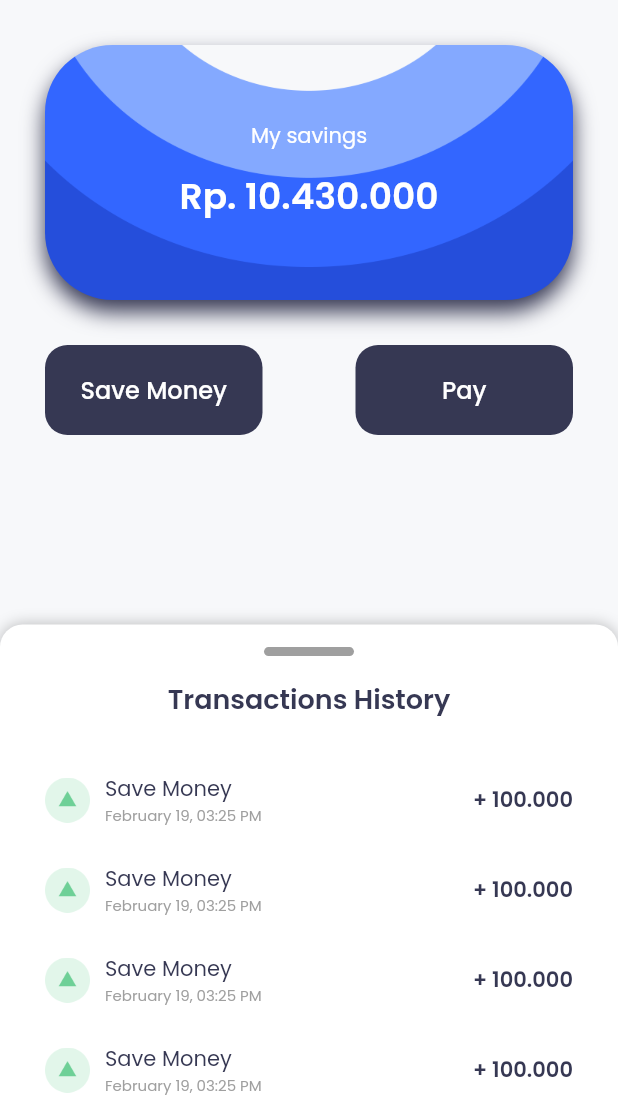
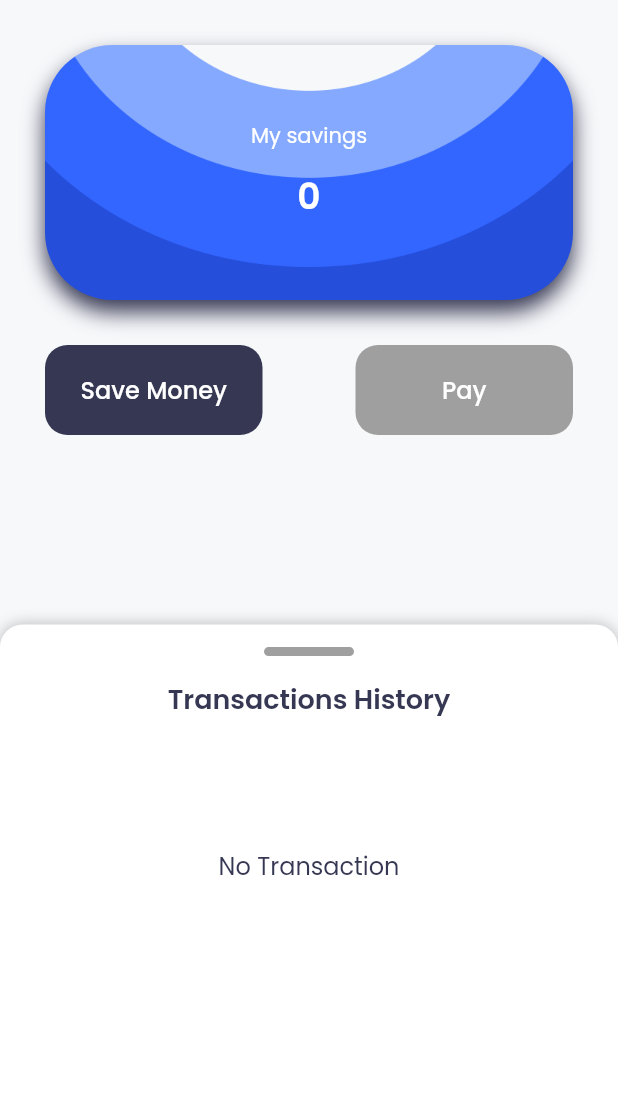
Before and after one commit to ibrahimmm999/money_tracker, a Flutter app: the screen it shows after launch, after a tap on "Let's go", on a phone screen of 412 x 824 dp, the part 117-1236 px from its top. Run offline on Flutter 3.47's test engine with Material 2 defaults, Android fonts, the phone set to English and light mode, and no system bars; drawn by our look-alikes of sliding_up_panel; our stand-ins replace google_fonts, hive, hive_flutter; accounts and stored records are empty.

Commit message:
update home page

```diff
--- /dev/null
+++ b/lib/data/database.dart
@@ -0,0 +1,24 @@
+import 'package:hive_flutter/hive_flutter.dart';
+import 'package:money_tracker/models/transaction_model.dart';
+
+class TransactionData {
+  List<TransactionModel> transaction = [];
+
+  // reference our box
+  final _myBox = Hive.box('money_tracker');
+
+  // run this method if this is the 1st time ever opening this app
+  void createInitialData() {
+    transaction = [];
+  }
+
+  // load the data from database
+  void loadData() {
+    transaction = _myBox.get("transaction");
+  }
+
+  // update the database
+  void updateDataBase() {
+    _myBox.put("transaction", transaction);
+  }
+}
--- a/lib/main.dart
+++ b/lib/main.dart
@@ -1,7 +1,11 @@
 import 'package:flutter/material.dart';
+import 'package:hive_flutter/hive_flutter.dart';
 import 'package:money_tracker/pages/onboarding_page.dart';
 
-void main() {
+void main() async {
+  WidgetsFlutterBinding.ensureInitialized();
+  await Hive.initFlutter();
+  var box = await Hive.openBox("money_tracker");
   runApp(const MyApp());
 }
 
--- a/lib/pages/home_page.dart
+++ b/lib/pages/home_page.dart
@@ -1,4 +1,7 @@
 import 'package:flutter/material.dart';
+import 'package:hive_flutter/hive_flutter.dart';
+import 'package:money_tracker/data/database.dart';
+import 'package:money_tracker/models/transaction_model.dart';
 import 'package:money_tracker/shared/theme.dart';
 import 'package:money_tracker/widgets/custom_button.dart';
 import 'package:money_tracker/widgets/transaction_tile.dart';
@@ -14,21 +17,99 @@ class HomePage extends StatefulWidget {
 }
 
 class _HomePageState extends State<HomePage> {
-  PanelController _panelController = PanelController();
+  int savingBalance = 0;
+  final TextEditingController _nominalController =
+      TextEditingController(text: " ");
+  final TextEditingController _descController =
+      TextEditingController(text: " ");
+  final _box = Hive.box("money_tracker");
+  TransactionData db = TransactionData();
+  final PanelController _panelController = PanelController();
 
   @override
   void initState() {
-    // TODO: implement initState
+    if (_box.get("TODOLIST") == null) {
+      db.createInitialData();
+      savingBalance = 0;
+    } else {
+      // there already exists data
+      db.loadData();
+      for (var data in (db.transaction)) {
+        data.description == "Save Money"
+            ? savingBalance += data.nominal
+            : savingBalance -= data.nominal;
+      }
+    }
+
     super.initState();
   }
 
-  void togglePanel() => _panelController.isPanelOpen
-      ? _panelController.close()
-      : _panelController.open();
+  void togglePanel() {
+    _panelController.isPanelOpen
+        ? _panelController.close()
+        : _panelController.open();
+  }
+
+  void createNewTask(String buttonTitle) {
+    showDialog(
+      context: context,
+      builder: (context) => CustomPopUp(
+          nominalController: _nominalController,
+          descController: _descController,
+          title: buttonTitle,
+          add: buttonTitle != "Save Money"
+              ? () {
+                  saveNewPay(
+                      int.parse(_nominalController.text), _descController.text);
+                }
+              : () {
+                  saveNewSaving(int.parse(_nominalController.text));
+                }),
+    );
+    print(db.transaction.length);
+  }
+
+  // delete task
+  void deleteTask(int index) {
+    setState(() {
+      db.transaction.removeAt(index);
+    });
+    db.updateDataBase();
+  }
+
+  void saveNewPay(int nom, String desc) {
+    setState(() {
+      db.transaction.add(TransactionModel(
+          id: db.transaction.length,
+          time: DateTime.now(),
+          nominal: nom,
+          description: desc));
+      _nominalController.clear();
+      _descController.clear();
+      savingBalance -= nom;
+    });
+    Navigator.of(context).pop();
+    db.updateDataBase();
+  }
+
+  void saveNewSaving(
+    int nom,
+  ) {
+    setState(() {
+      savingBalance += nom;
+      db.transaction.add(TransactionModel(
+          id: db.transaction.length,
+          time: DateTime.now(),
+          nominal: nom,
+          description: "Save"));
+      _nominalController.clear();
+    });
+    Navigator.of(context).pop();
+    db.updateDataBase();
+  }
+
   @override
   Widget build(BuildContext context) {
-    TextEditingController saveMoneyC = TextEditingController(text: " ");
-    TextEditingController payC = TextEditingController(text: " ");
     Widget header() {
       return Row(
         mainAxisAlignment: MainAxisAlignment.spaceBetween,
@@ -89,7 +170,7 @@ class _HomePageState extends State<HomePage> {
                     height: 12,
                   ),
                   Text(
-                    "Rp. 10.430.000",
+                    savingBalance.toString(),
                     style: whiteColorText.copyWith(
                         fontSize: 24, fontWeight: semibold),
                   )
@@ -108,27 +189,20 @@ class _HomePageState extends State<HomePage> {
                     widthButton: 145,
                     buttonText: "Save Money",
                     onPressed: () {
-                      showDialog(
-                        context: context,
-                        builder: (context) => CustomPopUp(
-                            controller: saveMoneyC,
-                            title: "Save Money",
-                            add: () {}),
-                      );
+                      createNewTask("Save Money");
                     },
                     heightButton: 60),
                 CustomButton(
                     radiusButton: defaultRadius,
-                    buttonColor: primaryColor,
+                    buttonColor:
+                        savingBalance > 0 ? primaryColor : lightGreyColor,
                     widthButton: 145,
                     buttonText: "Pay",
-                    onPressed: () {
-                      showDialog(
-                        context: context,
-                        builder: (context) => CustomPopUp(
-                            controller: saveMoneyC, title: "Pay", add: () {}),
-                      );
-                    },
+                    onPressed: savingBalance > 0
+                        ? () {
+                            createNewTask("Pay");
+                          }
+                        : () {},
                     heightButton: 60),
               ],
             ),
@@ -175,26 +249,24 @@ class _HomePageState extends State<HomePage> {
                     const SizedBox(
                       height: 36,
                     ),
-                    TransactionTile(),
-                    TransactionTile(),
-                    TransactionTile(),
-                    TransactionTile(),
-                    TransactionTile(),
-                    TransactionTile(),
-                    TransactionTile(),
-                    TransactionTile(),
-                    TransactionTile(),
-                    TransactionTile(),
-                    TransactionTile(),
-                    TransactionTile(),
-                    TransactionTile(),
-                    TransactionTile(),
-                    TransactionTile(),
-                    TransactionTile(),
-                    TransactionTile(),
-                    TransactionTile(),
-                    TransactionTile(),
-                    TransactionTile(),
+                    db.transaction.length > 0
+                        ? Column(
+                            children: db.transaction
+                                .map(
+                                  (data) => TransactionTile(
+                                      desc: data.description,
+                                      nominal: data.nominal,
+                                      time: data.time),
+                                )
+                                .toList(),
+                          )
+                        : Container(
+                            margin: const EdgeInsets.only(top: 50),
+                            child: Text(
+                              "No Transaction",
+                              style: primaryColorText.copyWith(fontSize: 16),
+                            ),
+                          )
                   ],
                 ),
               ),
--- a/lib/widgets/transaction_tile.dart
+++ b/lib/widgets/transaction_tile.dart
@@ -2,7 +2,14 @@ import 'package:flutter/material.dart';
 import 'package:money_tracker/shared/theme.dart';
 
 class TransactionTile extends StatelessWidget {
-  const TransactionTile({super.key});
+  final String desc;
+  final int nominal;
+  final DateTime time;
+  const TransactionTile(
+      {super.key,
+      required this.desc,
+      required this.nominal,
+      required this.time});
 
   @override
   Widget build(BuildContext context) {
@@ -14,7 +21,7 @@ class TransactionTile extends StatelessWidget {
           Row(
             children: [
               Image.asset(
-                "assets/save.png",
+                desc == "Save Money" ? "assets/save.png" : "assets/pay.png",
                 width: 30,
                 height: 30,
                 fit: BoxFit.cover,
@@ -26,11 +33,11 @@ class TransactionTile extends StatelessWidget {
                 crossAxisAlignment: CrossAxisAlignment.start,
                 children: [
                   Text(
-                    "Save Money",
+                    desc,
                     style: primaryColorText,
                   ),
                   Text(
-                    "February 19, 03:25 PM",
+                    time.toString(),
                     style: lightGreyColorText.copyWith(fontSize: 10),
                   )
                 ],
@@ -38,7 +45,7 @@ class TransactionTile extends StatelessWidget {
             ],
           ),
           Text(
-            "+ 100.000",
+            (desc == "Save Money" ? "+ " : "- ") + nominal.toString(),
             style: primaryColorText.copyWith(fontWeight: semibold),
           )
         ],
--- a/pubspec.yaml
+++ b/pubspec.yaml
@@ -29,11 +29,14 @@ environment:
 # the latest version available on pub.dev. To see which dependencies have newer
 # versions available, run `flutter pub outdated`.
 dependencies:
+  build_runner: ^2.3.3
   cupertino_icons: ^1.0.2
   flutter:
     sdk: flutter
   google_fonts: ^4.0.3
   hive: ^2.2.3
+  hive_flutter: ^1.1.0
+  hive_generator: ^2.0.0
   path_provider: ^2.0.14
   provider: ^6.0.5
   sliding_up_panel: ^2.0.0+1
```
Also changed, not shown: lib/services/transaction_service.dart (added, +8 -0 lines), lib/widgets/custom_popup.dart (+12 -9 lines), pubspec.lock.
